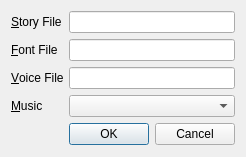
Old version of the form qtfred/ui/FictionViewerDialog.ui in the repository scp-fs2open/fs2open.github.com.
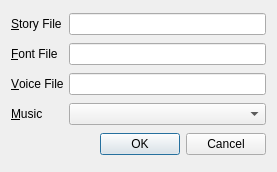
New version of the form.

Commit message:
QtFRED Fiction Viewer Dialog (#6965)
* refactory qtfred fiction viewer dialog

* do this more efficiently

What changed in the file:
```diff
--- a/qtfred/ui/FictionViewerDialog.ui
+++ b/qtfred/ui/FictionViewerDialog.ui
@@ -6,8 +6,8 @@
    <rect>
     <x>0</x>
     <y>0</y>
-    <width>229</width>
-    <height>157</height>
+    <width>277</width>
+    <height>172</height>
    </rect>
   </property>
   <property name="windowTitle">
```
Left out of the diff: 4 changed lines with no effect on the pictures. The commit also changes 4 other files.
